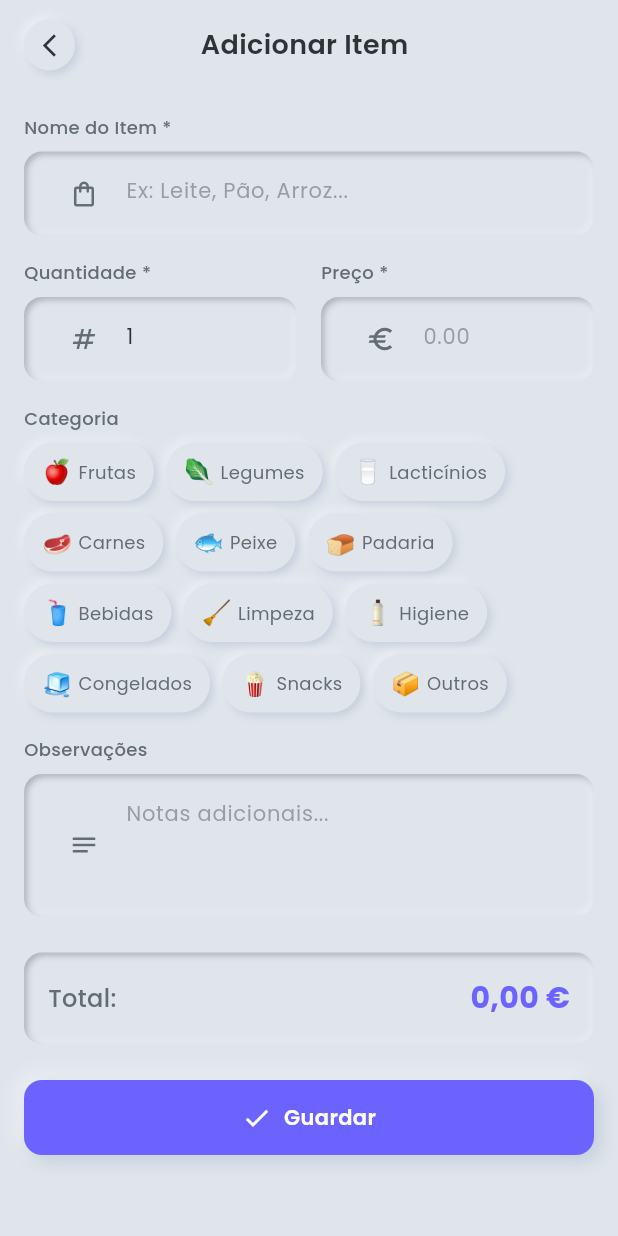
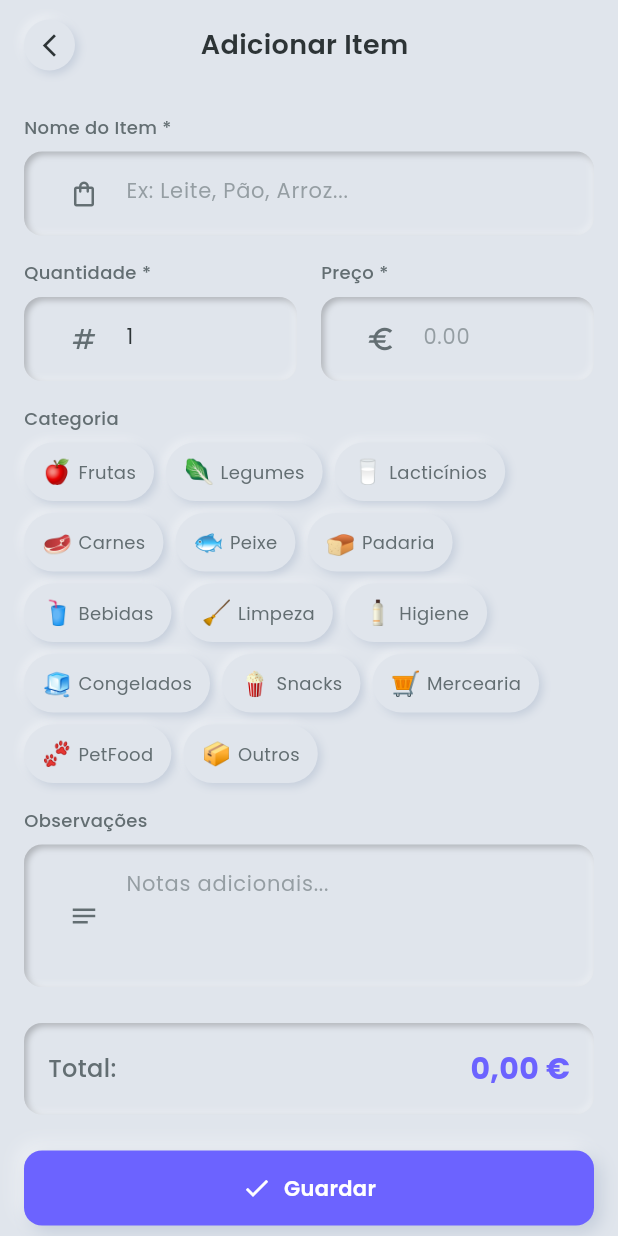
Before and after one commit to Leankar-dev/lista_da_casa3, a Flutter app: the screen it shows after launch, after a tap on the "add" icon, on a phone screen of 412 x 824 dp. Run offline on Flutter 3.47's test engine with Material 3 defaults, Android fonts, the light colour scheme and no system bars; our stand-ins replace cloud_firestore, drift, equatable, firebase_auth, firebase_core, fl_chart and 4 more; accounts and stored records are empty; generated files the repository leaves out were written again.

Commit message:
inclusão de 2 novas categorias

```diff
--- a/lib/core/constants/app_colors.dart
+++ b/lib/core/constants/app_colors.dart
@@ -41,6 +41,8 @@
   static const Color categoryHygiene = Color(0xFFFF85A2);
   static const Color categoryFrozen = Color(0xFF81ECEC);
   static const Color categorySnacks = Color(0xFFFFC048);
+  static const Color categoryGrocery = Color(0xFFA29BFE);
+  static const Color categoryPetFood = Color(0xFFE17055);
   static const Color categoryOther = Color(0xFFB2BEC3);
 
   static const List<Color> chartColors = [
@@ -55,6 +57,8 @@
     categoryHygiene,
     categoryFrozen,
     categorySnacks,
+    categoryGrocery,
+    categoryPetFood,
     categoryOther,
   ];
 
--- a/lib/core/constants/app_strings.dart
+++ b/lib/core/constants/app_strings.dart
@@ -56,6 +56,8 @@
   static const String hygiene = 'Higiene';
   static const String frozen = 'Congelados';
   static const String snacks = 'Snacks';
+  static const String grocery = 'Mercearia';
+  static const String petFood = 'PetFood';
   static const String other = 'Outros';
 
   static const String spendingEvolution = 'Evolução dos Gastos';
--- a/lib/domain/entities/category.dart
+++ b/lib/domain/entities/category.dart
@@ -87,6 +87,18 @@
       color: AppColors.categorySnacks,
     ),
     const Category(
+      id: 'grocery',
+      name: AppStrings.grocery,
+      icon: '🛒',
+      color: AppColors.categoryGrocery,
+    ),
+    const Category(
+      id: 'petFood',
+      name: AppStrings.petFood,
+      icon: '🐾',
+      color: AppColors.categoryPetFood,
+    ),
+    const Category(
       id: 'other',
       name: AppStrings.other,
       icon: '📦',
```
